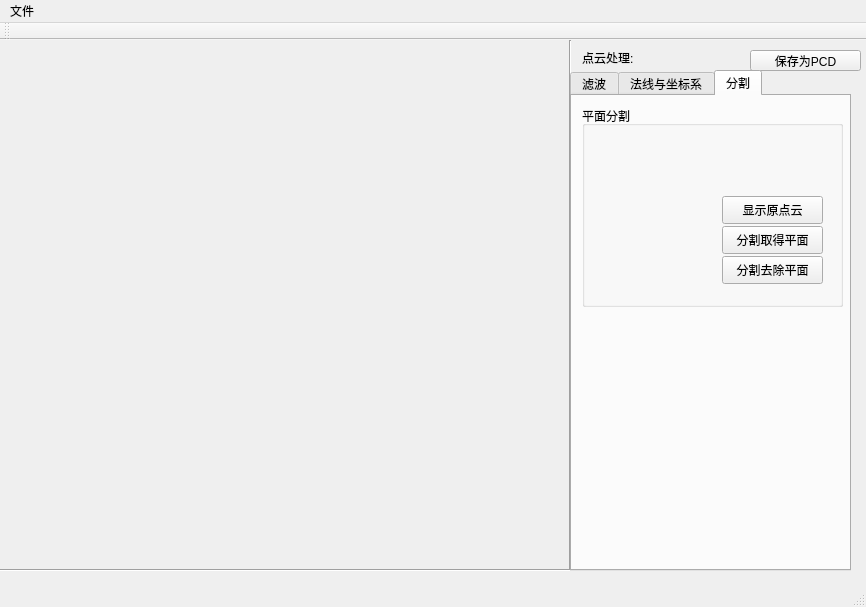
First picture: the form in QT_Show_PCD.ui, repository ChenRuixiang1997/QT_Show_PCD, before the edit.
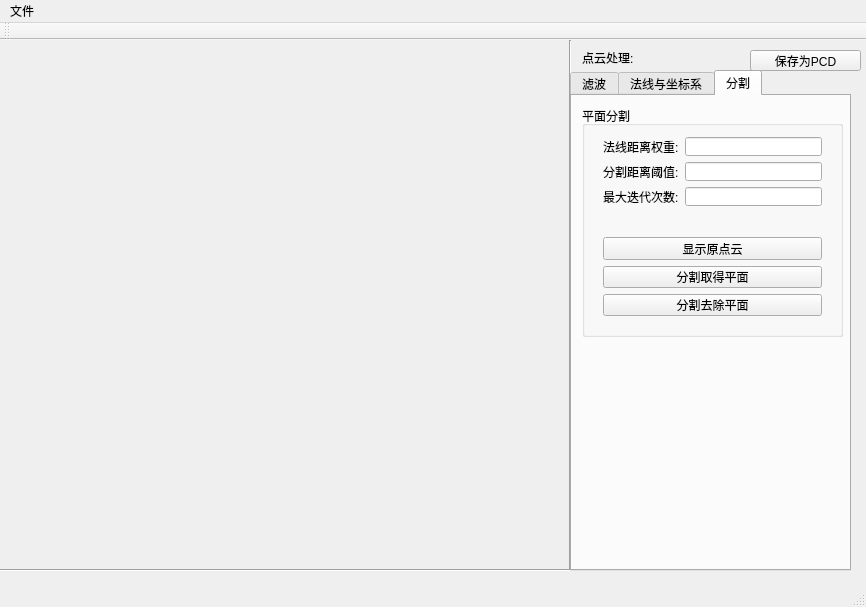
Second picture: the form after the edit. The open tabs and pages were chosen to show the change. Custom widgets are drawn as their Qt base class.

Commit message: 平面分割完成

```diff
--- a/QT_Show_PCD.ui
+++ b/QT_Show_PCD.ui
@@ -614,50 +614,98 @@
         <x>10</x>
         <y>10</y>
         <width>261</width>
-        <height>201</height>
+        <height>231</height>
        </rect>
       </property>
       <property name="title">
        <string>平面分割</string>
       </property>
-      <widget class="QPushButton" name="showOriginalPointCloud">
+      <widget class="QWidget" name="layoutWidget">
        <property name="geometry">
         <rect>
-         <x>140</x>
-         <y>90</y>
-         <width>101</width>
-         <height>28</height>
+         <x>10</x>
+         <y>20</y>
+         <width>241</width>
+         <height>91</height>
         </rect>
        </property>
-       <property name="text">
-        <string>显示原点云</string>
-       </property>
+       <layout class="QVBoxLayout" name="verticalLayout_13">
+        <item>
+         <layout class="QHBoxLayout" name="horizontalLayout_16">
+          <item>
+           <widget class="QLabel" name="label_20">
+            <property name="text">
+             <string>法线距离权重:</string>
+            </property>
+           </widget>
+          </item>
+          <item>
+           <widget class="QLineEdit" name="normalDistanceWeight"/>
+          </item>
+         </layout>
+        </item>
+        <item>
+         <layout class="QHBoxLayout" name="horizontalLayout_22">
+          <item>
+           <widget class="QLabel" name="label_21">
+            <property name="text">
+             <string>分割距离阈值:</string>
+            </property>
+           </widget>
+          </item>
+          <item>
+           <widget class="QLineEdit" name="distanceThreshold"/>
+          </item>
+         </layout>
+        </item>
+        <item>
+         <layout class="QHBoxLayout" name="horizontalLayout_23">
+          <item>
+           <widget class="QLabel" name="label_22">
+            <property name="text">
+             <string>最大迭代次数:</string>
+            </property>
+           </widget>
+          </item>
+          <item>
+           <widget class="QLineEdit" name="maxIterations"/>
+          </item>
+         </layout>
+        </item>
+       </layout>
       </widget>
-      <widget class="QPushButton" name="getPlane">
+      <widget class="QWidget" name="layoutWidget">
        <property name="geometry">
         <rect>
-         <x>140</x>
+         <x>10</x>
          <y>120</y>
-         <width>101</width>
-         <height>28</height>
+         <width>241</width>
+         <height>101</height>
         </rect>
        </property>
-       <property name="text">
-        <string>分割取得平面</string>
-       </property>
-      </widget>
-      <widget class="QPushButton" name="removePlane">
-       <property name="geometry">
-        <rect>
-         <x>140</x>
-         <y>150</y>
-         <width>101</width>
-         <height>28</height>
-        </rect>
-       </property>
-       <property name="text">
-        <string>分割去除平面</string>
-       </property>
+       <layout class="QVBoxLayout" name="verticalLayout_14">
+        <item>
+         <widget class="QPushButton" name="showOriginalPointCloud">
+          <property name="text">
+           <string>显示原点云</string>
+          </property>
+         </widget>
+        </item>
+        <item>
+         <widget class="QPushButton" name="getPlane">
+          <property name="text">
+           <string>分割取得平面</string>
+          </property>
+         </widget>
+        </item>
+        <item>
+         <widget class="QPushButton" name="removePlane">
+          <property name="text">
+           <string>分割去除平面</string>
+          </property>
+         </widget>
+        </item>
+       </layout>
       </widget>
      </widget>
     </widget>
```
Left out of the diff: 4 changed lines with no effect on the pictures. The commit also changes 14 other files.
